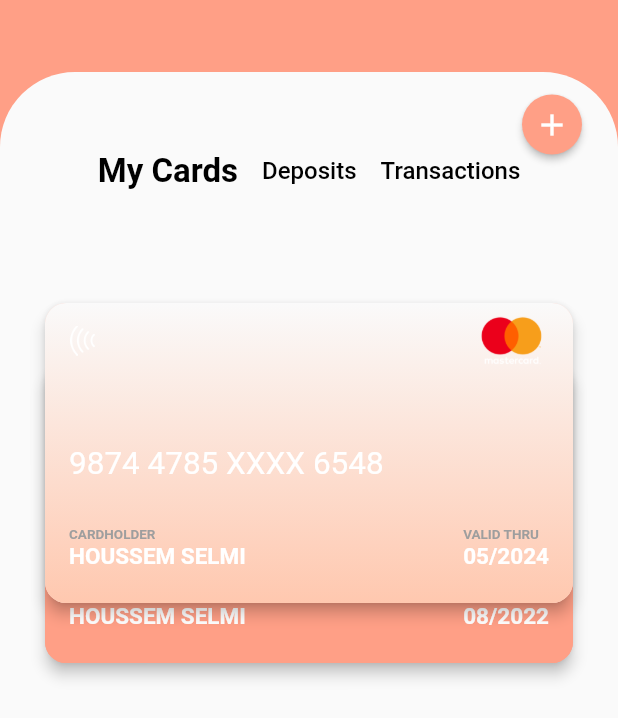
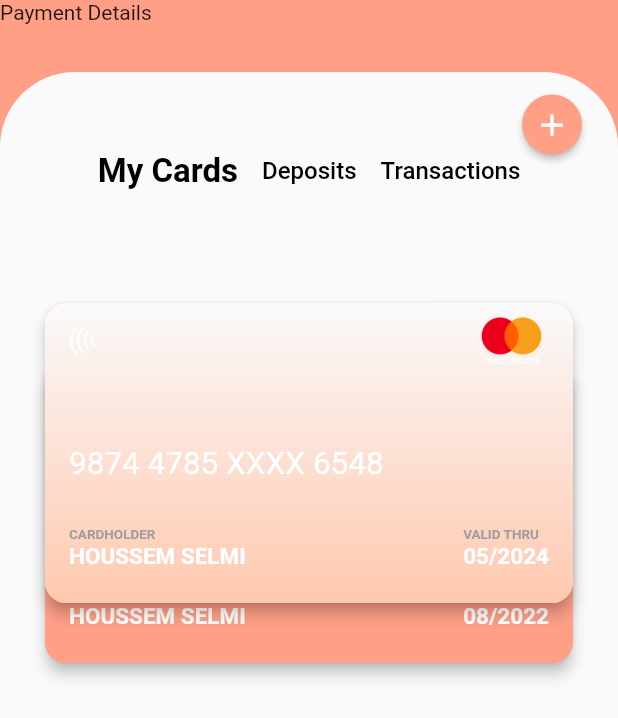
Before and after one commit to Akib7/finance-mobile-app, a Flutter app: the CreditCardPageWithCreditCard screen opened directly, on a phone screen of 412 x 824 dp. Shown: the top 718 px of the screen. Run offline on Flutter 3.47's test engine with Material 2 defaults, Android fonts, the phone set to English and light mode, and no system bars; drawn by our look-alikes of buttons_tabbar; our stand-ins replace cloud_firestore, firebase_auth, firebase_core, get, image_picker, persistent_bottom_nav_bar; accounts and stored records are empty; network calls fail; Roboto replaces fonts that are missing (CourrierPrime).

```diff
--- a/lib/screens/credit_card_page_with_creditcard.dart
+++ b/lib/screens/credit_card_page_with_creditcard.dart
@@ -67,7 +67,8 @@ class CreditCardPageWithCreditCard extends StatelessWidget {
                   ),
                   color: login_color,
                 ),
-              )
+              ),
+              Text('Payment Details')
             ],
           ),
         ],
```
